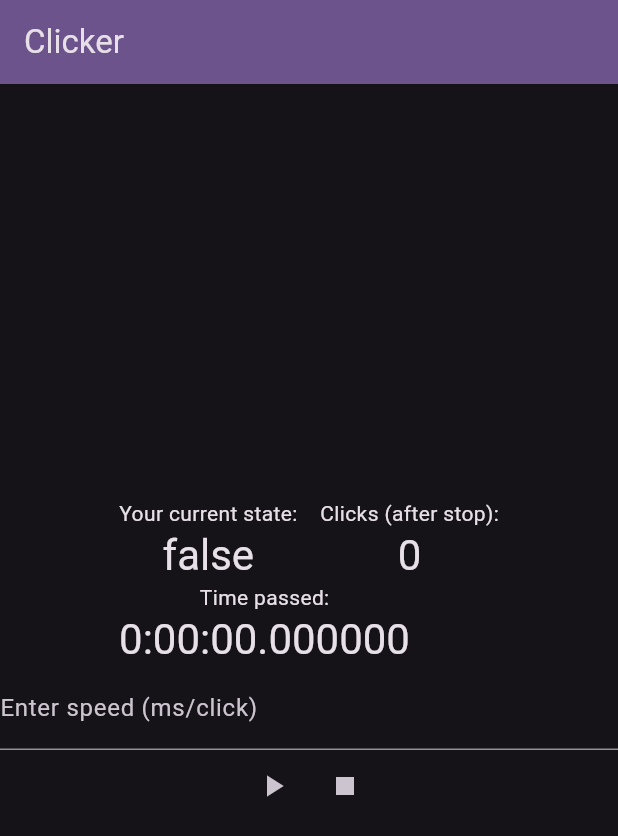
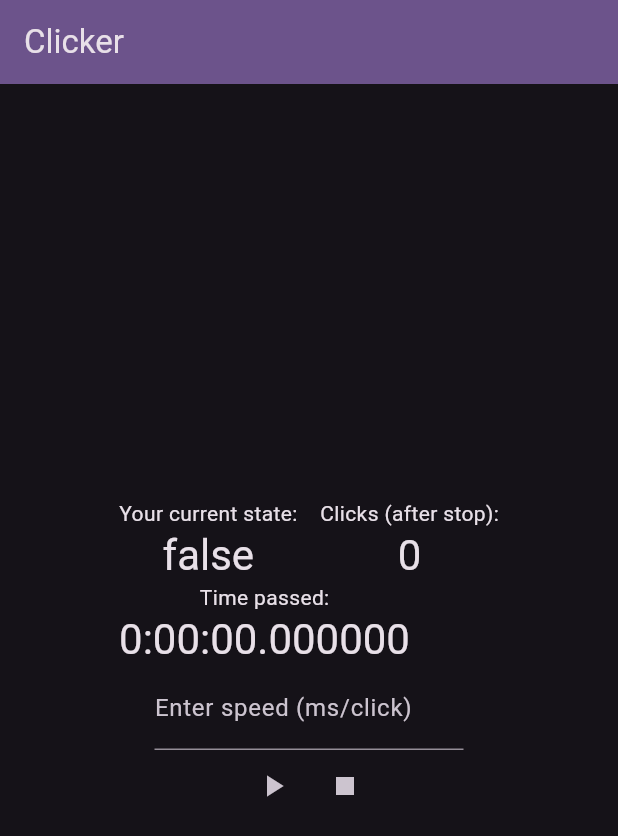
Before and after one commit to Iviv122/fclick, a Flutter app: the screen it shows after launch, on a phone screen of 412 x 824 dp. Shown: the top 836 px of the screen. Run offline on Flutter 3.47's test engine with Material 3 defaults, Android fonts, the phone set to English and light mode, and no system bars; missing offline and left inert: bixat_key_mouse.

Commit message:
center speed textfield

```diff
--- a/lib/main.dart
+++ b/lib/main.dart
@@ -164,14 +164,23 @@ class _MyHomePageState extends State<MyHomePage> {
                 ),
               ],
             ),
-            TextField(
-              decoration: InputDecoration(labelText: "Enter speed (ms/click)"),
-              keyboardType: TextInputType.number,
-              inputFormatters: <TextInputFormatter>[
-                FilteringTextInputFormatter.digitsOnly,
-              ],
-              onChanged: (value) => _setSpeed(int.tryParse(value) ?? 0),
+            Align(
+              alignment: Alignment.center,
+              child: Container(
+                width: MediaQuery.of(context).size.width * 0.5,
+                child: TextField(
+                  decoration: InputDecoration(
+                    labelText: "Enter speed (ms/click)",
+                  ),
+                  keyboardType: TextInputType.number,
+                  inputFormatters: <TextInputFormatter>[
+                    FilteringTextInputFormatter.digitsOnly,
+                  ],
+                  onChanged: (value) => _setSpeed(int.tryParse(value) ?? 0),
+                ),
+              ),
             ),
+
             Row(
               mainAxisAlignment: .center,
               children: [
```
